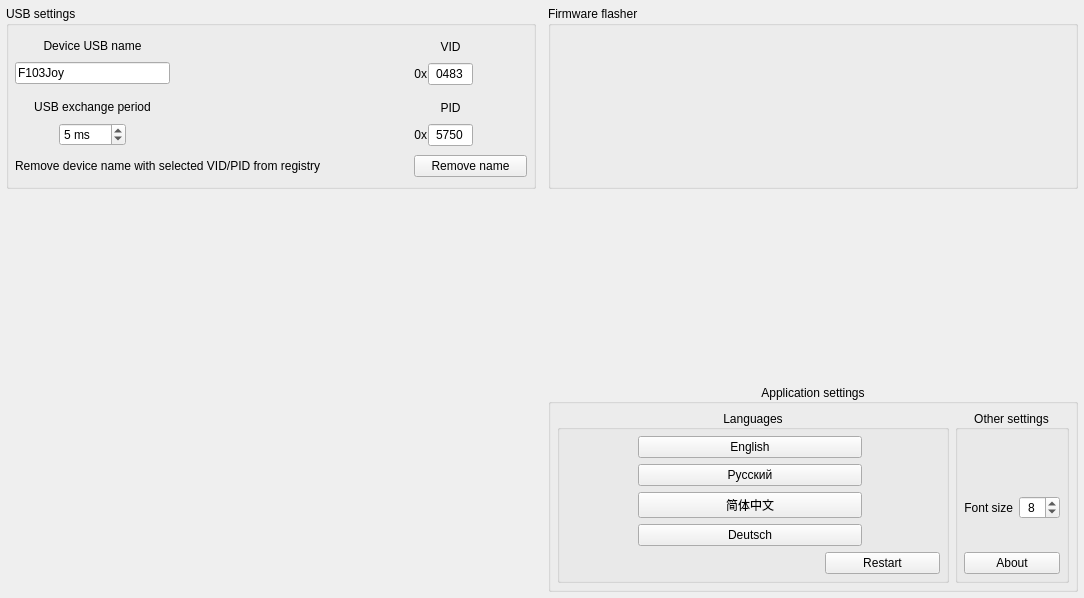
Qt form src/widgets/adv-settings/advancedsettings.ui (anpeaco/FreeJoyXConfiguratorQt) before a commit.
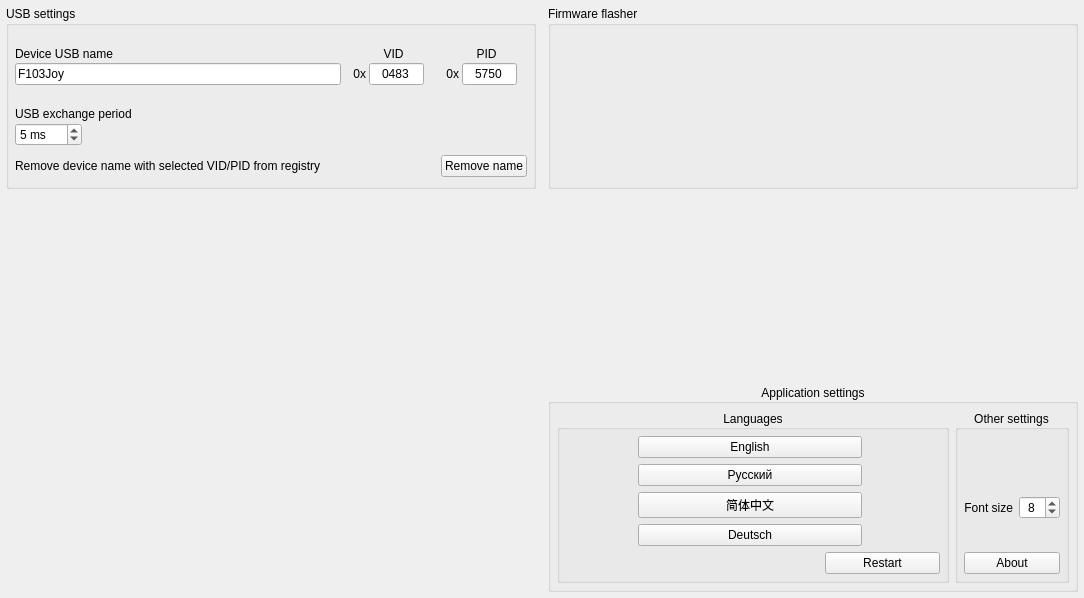
The same form after that commit. Icons and pictures are not drawn. Custom widgets are drawn as their Qt base class.

Commit message: USB settings: lay device name, VID, PID horizontally on a single row

Patch:
```diff
--- a/src/widgets/adv-settings/advancedsettings.ui
+++ b/src/widgets/adv-settings/advancedsettings.ui
@@ -58,26 +58,27 @@
      <property name="title">
       <string>USB settings</string>
      </property>
-     <layout class="QGridLayout" name="gridLayout_3" columnstretch="1,1,1,5,1,0,0">
-      <property name="leftMargin">
-       <number>6</number>
-      </property>
-      <property name="topMargin">
-       <number>6</number>
-      </property>
-      <property name="rightMargin">
-       <number>6</number>
-      </property>
-      <property name="bottomMargin">
-       <number>9</number>
-      </property>
-      <property name="horizontalSpacing">
-       <number>6</number>
-      </property>
-      <property name="verticalSpacing">
-       <number>9</number>
-      </property>
-      <item row="1" column="0" colspan="3">
+     <layout class="QVBoxLayout" name="layoutV_USBSettings">
+      <property name="leftMargin"><number>6</number></property>
+      <property name="topMargin"><number>6</number></property>
+      <property name="rightMargin"><number>6</number></property>
+      <property name="bottomMargin"><number>9</number></property>
+      <property name="spacing"><number>9</number></property>
+
+      <!-- Top row: device name (expanding), VID, PID side-by-side -->
+      <item>
+       <layout class="QHBoxLayout" name="gridLayout_3" stretch="1,0,0">
+        <property name="spacing"><number>12</number></property>
+        <item>
+         <layout class="QVBoxLayout" name="layoutV_DeviceUSBName">
+          <property name="spacing"><number>2</number></property>
+          <item>
+           <widget class="QLabel" name="text_DeviceUSBName">
+            <property name="text"><string>Device USB name</string></property>
+            <property name="alignment"><set>Qt::AlignBottom|Qt::AlignLeft</set></property>
+           </widget>
+          </item>
+          <item>
        <widget class="QLineEdit" name="lineEdit_DeviceUSBName">
         <property name="sizePolicy">
          <sizepolicy hsizetype="Expanding" vsizetype="Fixed">
@@ -85,270 +86,97 @@
           <verstretch>0</verstretch>
          </sizepolicy>
         </property>
-        <property name="text">
-         <string notr="true">F103Joy</string>
-        </property>
-        <property name="maxLength">
-         <number>26</number>
-        </property>
-       </widget>
-      </item>
-      <item row="3" column="1">
-       <widget class="QSpinBox" name="spinBox_USBExchangePeriod">
-        <property name="sizePolicy">
-         <sizepolicy hsizetype="Fixed" vsizetype="Fixed">
-          <horstretch>0</horstretch>
-          <verstretch>0</verstretch>
-         </sizepolicy>
-        </property>
-        <property name="frame">
-         <bool>true</bool>
-        </property>
-        <property name="alignment">
-         <set>Qt::AlignLeading|Qt::AlignLeft|Qt::AlignVCenter</set>
-        </property>
-        <property name="correctionMode">
-         <enum>QAbstractSpinBox::CorrectToNearestValue</enum>
-        </property>
-        <property name="suffix">
-         <string> ms</string>
-        </property>
-        <property name="minimum">
-         <number>2</number>
-        </property>
-        <property name="maximum">
-         <number>255</number>
-        </property>
-        <property name="value">
-         <number>5</number>
-        </property>
-       </widget>
-      </item>
-      <item row="1" column="4">
-       <spacer name="horizontalSpacer_5">
-        <property name="orientation">
-         <enum>Qt::Horizontal</enum>
-        </property>
-        <property name="sizeHint" stdset="0">
-         <size>
-          <width>40</width>
-          <height>20</height>
-         </size>
-        </property>
-       </spacer>
-      </item>
-      <item row="3" column="2">
-       <spacer name="horizontalSpacer_3">
-        <property name="orientation">
-         <enum>Qt::Horizontal</enum>
-        </property>
-        <property name="sizeHint" stdset="0">
-         <size>
-          <width>40</width>
-          <height>20</height>
-         </size>
-        </property>
-       </spacer>
-      </item>
-      <item row="3" column="0">
-       <spacer name="horizontalSpacer_4">
-        <property name="orientation">
-         <enum>Qt::Horizontal</enum>
-        </property>
-        <property name="sizeHint" stdset="0">
-         <size>
-          <width>40</width>
-          <height>20</height>
-         </size>
-        </property>
-       </spacer>
-      </item>
-      <item row="1" column="6">
-       <spacer name="horizontalSpacer_6">
-        <property name="orientation">
-         <enum>Qt::Horizontal</enum>
-        </property>
-        <property name="sizeHint" stdset="0">
-         <size>
-          <width>40</width>
-          <height>20</height>
-         </size>
-        </property>
-       </spacer>
-      </item>
-      <item row="3" column="3">
-       <spacer name="horizontalSpacer_2">
-        <property name="orientation">
-         <enum>Qt::Horizontal</enum>
-        </property>
-        <property name="sizeHint" stdset="0">
-         <size>
-          <width>40</width>
-          <height>20</height>
-         </size>
-        </property>
-       </spacer>
-      </item>
-      <item row="0" column="5" rowspan="4">
-       <layout class="QGridLayout" name="gridLayout_2">
-        <property name="topMargin">
-         <number>0</number>
-        </property>
-        <property name="horizontalSpacing">
-         <number>1</number>
-        </property>
-        <property name="verticalSpacing">
-         <number>9</number>
-        </property>
-        <item row="1" column="0">
+            <property name="text"><string notr="true">F103Joy</string></property>
+            <property name="maxLength"><number>26</number></property>
+           </widget>
+          </item>
+         </layout>
+        </item>
+        <item>
+         <layout class="QVBoxLayout" name="layoutV_VID">
+          <property name="spacing"><number>2</number></property>
+          <item>
+           <widget class="QLabel" name="text_VID">
+            <property name="text"><string>VID</string></property>
+            <property name="alignment"><set>Qt::AlignBottom|Qt::AlignHCenter</set></property>
+           </widget>
+          </item>
+          <item>
+           <layout class="QHBoxLayout" name="layoutH_VID">
+            <property name="spacing"><number>3</number></property>
+            <item>
          <widget class="QLabel" name="text_VID_0x">
-          <property name="sizePolicy">
-           <sizepolicy hsizetype="Preferred" vsizetype="Preferred">
-            <horstretch>0</horstretch>
-            <verstretch>0</verstretch>
-           </sizepolicy>
-          </property>
-          <property name="text">
-           <string notr="true">0x</string>
-          </property>
-          <property name="alignment">
-           <set>Qt::AlignRight|Qt::AlignTrailing|Qt::AlignVCenter</set>
-          </property>
-         </widget>
-        </item>
-        <item row="1" column="1">
+              <property name="text"><string notr="true">0x</string></property>
+              <property name="alignment"><set>Qt::AlignRight|Qt::AlignVCenter</set></property>
+             </widget>
+            </item>
+            <item>
          <widget class="QLineEdit" name="lineEdit_VID">
-          <property name="enabled">
-           <bool>true</bool>
-          </property>
           <property name="sizePolicy">
            <sizepolicy hsizetype="Minimum" vsizetype="Fixed">
             <horstretch>0</horstretch>
             <verstretch>0</verstretch>
            </sizepolicy>
           </property>
-          <property name="maximumSize">
-           <size>
-            <width>45</width>
-            <height>16777215</height>
-           </size>
-          </property>
-          <property name="inputMask">
-           <string notr="true">HHHH</string>
-          </property>
-          <property name="text">
-           <string notr="true">0483</string>
-          </property>
-          <property name="alignment">
-           <set>Qt::AlignCenter</set>
-          </property>
-         </widget>
-        </item>
-        <item row="3" column="1">
-         <widget class="QLineEdit" name="lineEdit_PID">
+              <property name="maximumSize"><size><width>55</width><height>16777215</height></size></property>
+              <property name="inputMask"><string notr="true">HHHH</string></property>
+              <property name="text"><string notr="true">0483</string></property>
+              <property name="alignment"><set>Qt::AlignCenter</set></property>
+             </widget>
+            </item>
+            <item>
+             <widget class="InfoLabel" name="info_VID">
           <property name="sizePolicy">
-           <sizepolicy hsizetype="Minimum" vsizetype="Fixed">
+               <sizepolicy hsizetype="Fixed" vsizetype="Fixed">
             <horstretch>0</horstretch>
             <verstretch>0</verstretch>
            </sizepolicy>
           </property>
-          <property name="maximumSize">
-           <size>
-            <width>45</width>
-            <height>16777215</height>
-           </size>
-          </property>
-          <property name="inputMask">
-           <string notr="true">HHHH</string>
-          </property>
-          <property name="text">
-           <string notr="true">5750</string>
-          </property>
-          <property name="alignment">
-           <set>Qt::AlignCenter</set>
-          </property>
-         </widget>
-        </item>
-        <item row="2" column="1">
+              <property name="maximumSize"><size><width>18</width><height>18</height></size></property>
+              <property name="toolTip"><string>&lt;html&gt;&lt;head/&gt;&lt;body&gt;&lt;p&gt;Some values may not work on some operating systems (PID 5750 on Ubuntu, for example). After choosing the wrong value, the controller needs to be reflashed with ST-link/UART.&lt;/p&gt;&lt;/body&gt;&lt;/html&gt;</string></property>
+              <property name="text"><string/></property>
+              <property name="pixmap"><pixmap resource="../../resources.qrc">:/Images/icons/lucide/triangle-alert.svg</pixmap></property>
+              <property name="scaledContents"><bool>true</bool></property>
+              <property name="margin"><number>1</number></property>
+             </widget>
+            </item>
+           </layout>
+          </item>
+         </layout>
+        </item>
+        <item>
+         <layout class="QVBoxLayout" name="layoutV_PID">
+          <property name="spacing"><number>2</number></property>
+          <item>
          <widget class="QLabel" name="text_PID">
-          <property name="sizePolicy">
-           <sizepolicy hsizetype="Minimum" vsizetype="Preferred">
-            <horstretch>0</horstretch>
-            <verstretch>0</verstretch>
-           </sizepolicy>
-          </property>
-          <property name="text">
-           <string>PID</string>
-          </property>
-          <property name="alignment">
-           <set>Qt::AlignBottom|Qt::AlignHCenter</set>
-          </property>
-         </widget>
-        </item>
-        <item row="0" column="1">
-         <widget class="QLabel" name="text_VID">
-          <property name="sizePolicy">
-           <sizepolicy hsizetype="Minimum" vsizetype="Preferred">
-            <horstretch>0</horstretch>
-            <verstretch>0</verstretch>
-           </sizepolicy>
-          </property>
-          <property name="text">
-           <string>VID</string>
-          </property>
-          <property name="alignment">
-           <set>Qt::AlignBottom|Qt::AlignHCenter</set>
-          </property>
-         </widget>
-        </item>
-        <item row="3" column="0">
+            <property name="text"><string>PID</string></property>
+            <property name="alignment"><set>Qt::AlignBottom|Qt::AlignHCenter</set></property>
+           </widget>
+          </item>
+          <item>
+           <layout class="QHBoxLayout" name="layoutH_PID">
+            <property name="spacing"><number>3</number></property>
+            <item>
          <widget class="QLabel" name="text_PID_0x">
-          <property name="sizePolicy">
-           <sizepolicy hsizetype="Preferred" vsizetype="Preferred">
-            <horstretch>0</horstretch>
-            <verstretch>0</verstretch>
-           </sizepolicy>
-          </property>
-          <property name="text">
-           <string notr="true">0x</string>
-          </property>
-          <property name="alignment">
-           <set>Qt::AlignRight|Qt::AlignTrailing|Qt::AlignVCenter</set>
-          </property>
-         </widget>
-        </item>
-        <item row="1" column="2">
-         <widget class="InfoLabel" name="info_VID">
+              <property name="text"><string notr="true">0x</string></property>
+              <property name="alignment"><set>Qt::AlignRight|Qt::AlignVCenter</set></property>
+             </widget>
+            </item>
+            <item>
+             <widget class="QLineEdit" name="lineEdit_PID">
           <property name="sizePolicy">
-           <sizepolicy hsizetype="Fixed" vsizetype="Fixed">
+               <sizepolicy hsizetype="Minimum" vsizetype="Fixed">
             <horstretch>0</horstretch>
             <verstretch>0</verstretch>
            </sizepolicy>
           </property>
-          <property name="maximumSize">
-           <size>
-            <width>18</width>
-            <height>18</height>
-           </size>
-          </property>
-          <property name="toolTip">
-           <string>&lt;html&gt;&lt;head/&gt;&lt;body&gt;&lt;p&gt;Some values may not work on some operating systems (PID 5750 on Ubuntu, for example). After choosing the wrong value, the controller needs to be reflashed with ST-link/UART.&lt;/p&gt;&lt;/body&gt;&lt;/html&gt;</string>
-          </property>
-          <property name="text">
-           <string/>
-          </property>
-          <property name="pixmap">
-           <pixmap resource="../../resources.qrc">:/Images/icons/lucide/triangle-alert.svg</pixmap>
-          </property>
-          <property name="scaledContents">
-           <bool>true</bool>
-          </property>
-          <property name="margin">
-           <number>1</number>
-          </property>
-         </widget>
-        </item>
-        <item row="3" column="2">
+              <property name="maximumSize"><size><width>55</width><height>16777215</height></size></property>
+              <property name="inputMask"><string notr="true">HHHH</string></property>
+              <property name="text"><string notr="true">5750</string></property>
+              <property name="alignment"><set>Qt::AlignCenter</set></property>
+             </widget>
+            </item>
+            <item>
          <widget class="InfoLabel" name="info_PID">
           <property name="sizePolicy">
            <sizepolicy hsizetype="Fixed" vsizetype="Fixed">
@@ -381,53 +209,54 @@
         </item>
        </layout>
       </item>
-      <item row="2" column="0" colspan="3">
+         </layout>
+        </item>
+       </layout>
+      </item>
+
+      <!-- USB exchange period: small left-aligned block -->
+      <item>
+       <layout class="QHBoxLayout" name="layoutH_USBExchangePeriod" stretch="0,1">
+        <item>
+         <layout class="QVBoxLayout" name="layoutV_USBExchangePeriod">
+          <property name="spacing"><number>2</number></property>
+          <item>
        <widget class="QLabel" name="text_USBExchangePeriod">
-        <property name="sizePolicy">
-         <sizepolicy hsizetype="Preferred" vsizetype="Preferred">
-          <horstretch>0</horstretch>
-          <verstretch>0</verstretch>
-         </sizepolicy>
-        </property>
-        <property name="text">
-         <string>USB exchange period</string>
-        </property>
-        <property name="alignment">
-         <set>Qt::AlignBottom|Qt::AlignHCenter</set>
-        </property>
-       </widget>
-      </item>
-      <item row="0" column="0" colspan="3">
-       <widget class="QLabel" name="text_DeviceUSBName">
+            <property name="text"><string>USB exchange period</string></property>
+            <property name="alignment"><set>Qt::AlignBottom|Qt::AlignLeft</set></property>
+           </widget>
+          </item>
+          <item>
+           <widget class="QSpinBox" name="spinBox_USBExchangePeriod">
         <property name="sizePolicy">
-         <sizepolicy hsizetype="Preferred" vsizetype="Preferred">
+             <sizepolicy hsizetype="Fixed" vsizetype="Fixed">
           <horstretch>0</horstretch>
           <verstretch>0</verstretch>
          </sizepolicy>
         </property>
-        <property name="text">
-         <string>Device USB name</string>
-        </property>
-        <property name="alignment">
-         <set>Qt::AlignBottom|Qt::AlignHCenter</set>
-        </property>
-       </widget>
-      </item>
-      <item row="4" column="5" colspan="2">
-       <widget class="QPushButton" name="pushButton_removeName">
-        <property name="toolTip">
-         <string>&lt;html&gt;&lt;head/&gt;&lt;body&gt;&lt;p&gt;Sometimes Windows does not update the name in gaming devices and needs to be removed from the registry. This happens automatically when the config is written, but manual deletion may be required when the device is disconnected.&lt;/p&gt;&lt;/body&gt;&lt;/html&gt;</string>
-        </property>
-        <property name="text">
-         <string>Remove name</string>
-        </property>
-       </widget>
-      </item>
-      <item row="4" column="0" colspan="5">
-       <layout class="QHBoxLayout" name="horizontalLayout" stretch="0,0,0">
-        <property name="spacing">
-         <number>3</number>
-        </property>
+            <property name="alignment"><set>Qt::AlignLeading|Qt::AlignLeft|Qt::AlignVCenter</set></property>
+            <property name="correctionMode"><enum>QAbstractSpinBox::CorrectToNearestValue</enum></property>
+            <property name="suffix"><string> ms</string></property>
+            <property name="minimum"><number>2</number></property>
+            <property name="maximum"><number>255</number></property>
+            <property name="value"><number>5</number></property>
+           </widget>
+          </item>
+         </layout>
+        </item>
+        <item>
+         <spacer name="horizontalSpacer_2">
+          <property name="orientation"><enum>Qt::Horizontal</enum></property>
+          <property name="sizeHint" stdset="0"><size><width>40</width><height>20</height></size></property>
+         </spacer>
+        </item>
+       </layout>
+      </item>
+
+      <!-- Remove device name row (label + info + button) -->
+      <item>
+       <layout class="QHBoxLayout" name="horizontalLayout" stretch="0,0,1,0">
+        <property name="spacing"><number>3</number></property>
         <item>
          <widget class="QLabel" name="text_removeName">
           <property name="toolTip">
@@ -461,6 +290,12 @@
           </property>
          </spacer>
         </item>
+        <item>
+         <widget class="QPushButton" name="pushButton_removeName">
+          <property name="toolTip"><string>&lt;html&gt;&lt;head/&gt;&lt;body&gt;&lt;p&gt;Sometimes Windows does not update the name in gaming devices and needs to be removed from the registry. This happens automatically when the config is written, but manual deletion may be required when the device is disconnected.&lt;/p&gt;&lt;/body&gt;&lt;/html&gt;</string></property>
+          <property name="text"><string>Remove name</string></property>
+         </widget>
+        </item>
        </layout>
       </item>
      </layout>
```
Left out of the diff: 54 changed lines with no effect on the pictures. Lines whose indentation alone changed are shown as unchanged. The commit also changes 1 other file.
